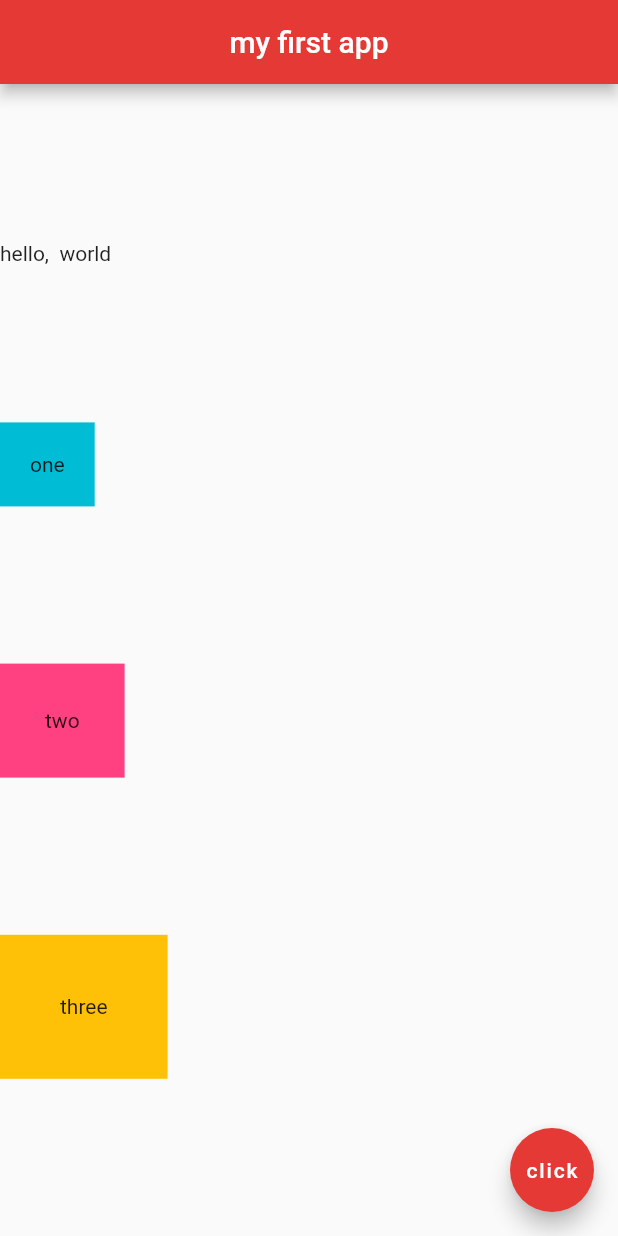
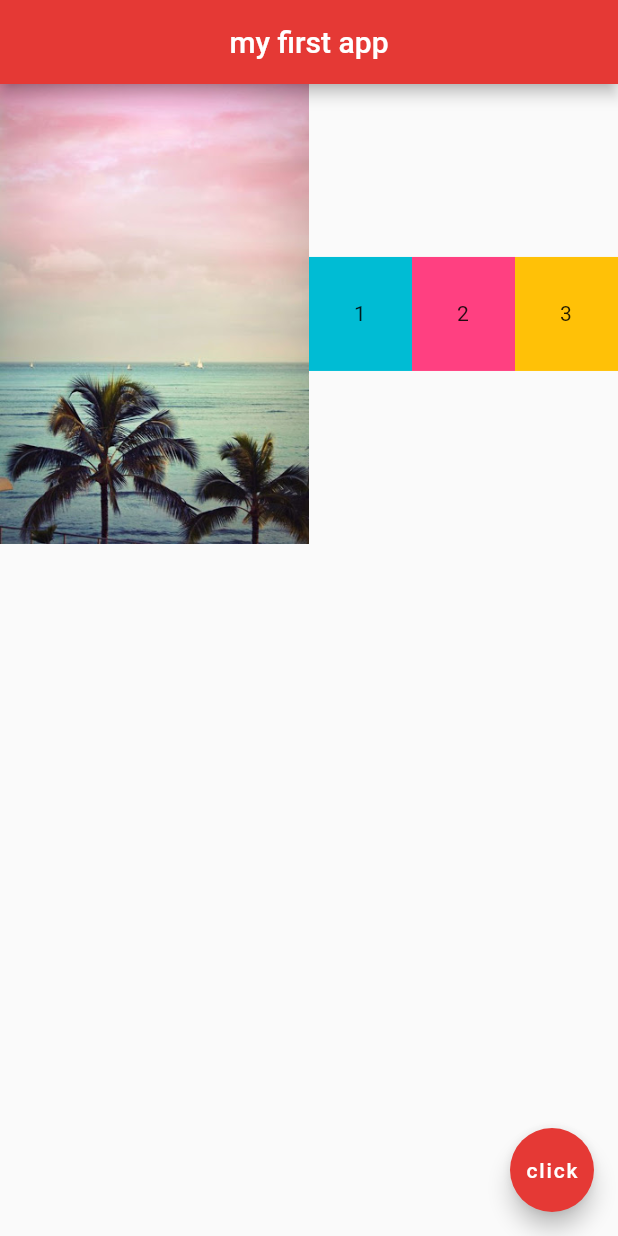
Before and after one commit to canoe726/Flutter-Practice, a Flutter app: the screen it shows after launch, on a phone screen of 412 x 824 dp. Run offline on Flutter 3.47's test engine with Material 2 defaults, Android fonts, the phone set to English and light mode, and no system bars.

Commit message:
Add Expanded Widgets

```diff
--- a/lib/main.dart
+++ b/lib/main.dart
@@ -13,32 +13,37 @@ class Home extends StatelessWidget {
         centerTitle: true,
         backgroundColor: Colors.red[600],
       ),
-      body: Column(
-        mainAxisAlignment: MainAxisAlignment.spaceEvenly, // height
-        crossAxisAlignment: CrossAxisAlignment.start, // width
+      body: Row(
         children: <Widget>[
-          Row(
-            children: <Widget>[
-              Text('hello, '),
-              Text(' world')
-            ],
+          Expanded(
+            child: Image.asset('assets/background1.jpg'),
+            flex: 3,
           ),
-          Container(
-            padding: EdgeInsets.all(20.0),
-            color: Colors.cyan,
-            child: Text('one'),
+          Expanded(
+            flex: 1,
+            child: Container(
+              padding: EdgeInsets.all(30.0),
+              color: Colors.cyan,
+              child: Text('1'),
+            ),
           ),
-          Container(
-            padding: EdgeInsets.all(30.0),
-            color: Colors.pinkAccent,
-            child: Text('two'),
+          Expanded(
+            flex: 1,
+            child: Container(
+              padding: EdgeInsets.all(30.0),
+              color: Colors.pinkAccent,
+              child: Text('2'),
+            ),
           ),
-          Container(
-            padding: EdgeInsets.all(40.0),
-            color: Colors.amber,
-            child: Text('three'),
+          Expanded(
+            flex: 1,
+            child: Container(
+              padding: EdgeInsets.all(30.0),
+              color: Colors.amber,
+              child: Text('3'),
+            ),
           ),
-        ],
+        ]
       ),
       floatingActionButton: FloatingActionButton(
         onPressed: () {},
```
